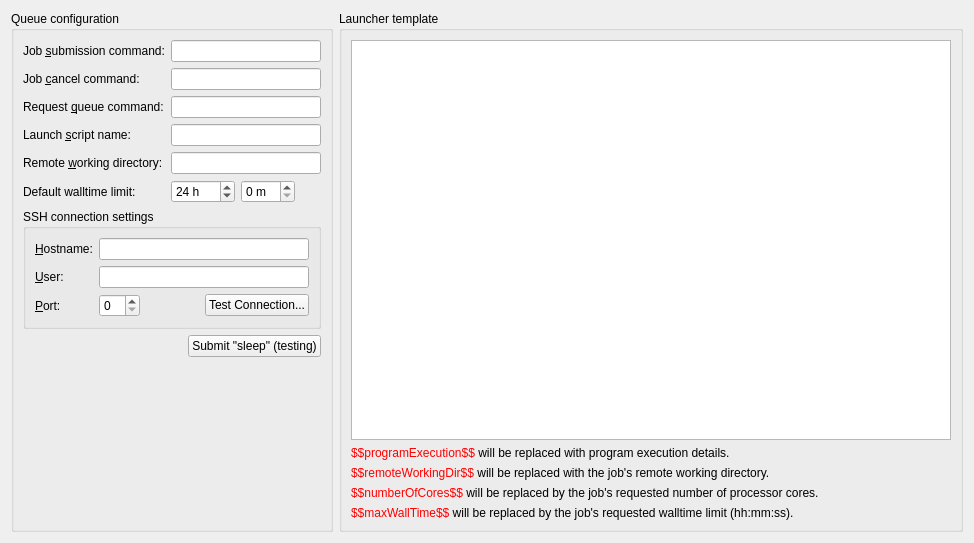
The window that molequeue/ui/remotequeuewidget.ui (OpenChemistry/molequeue) describes before a commit, drawn with Qt 5.
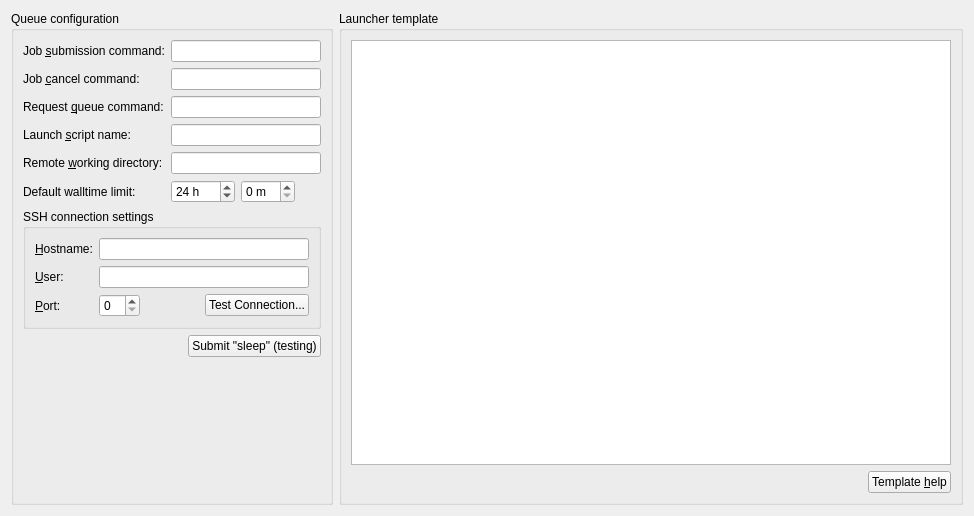
The same window after the commit.

```diff
--- a/molequeue/ui/remotequeuewidget.ui
+++ b/molequeue/ui/remotequeuewidget.ui
@@ -234,21 +234,27 @@
       <string>Launcher template</string>
      </property>
      <layout class="QGridLayout" name="gridLayout_3">
-      <item row="3" column="0" colspan="2">
-       <widget class="QLabel" name="label_11">
+      <item row="1" column="2">
+       <widget class="QPushButton" name="templateHelpButton">
         <property name="text">
-         <string>&lt;html&gt;&lt;head/&gt;&lt;body&gt;&lt;p&gt;&lt;span style=&quot; color:#ff0000;&quot;&gt;$$numberOfCores$$&lt;/span&gt;&lt;span style=&quot; color:#000000;&quot;&gt; will be replaced by the job's requested number of processor cores.&lt;/span&gt;&lt;/p&gt;&lt;/body&gt;&lt;/html&gt;</string>
+         <string>Template &amp;help</string>
         </property>
        </widget>
       </item>
-      <item row="1" column="0" colspan="2">
-       <widget class="QLabel" name="label_2">
-        <property name="text">
-         <string>&lt;html&gt;&lt;head/&gt;&lt;body&gt;&lt;p&gt;&lt;span style=&quot; color:#ff0000;&quot;&gt;$$programExecution$$&lt;/span&gt; will be replaced with program execution details.&lt;/p&gt;&lt;/body&gt;&lt;/html&gt;</string>
+      <item row="1" column="1">
+       <spacer name="horizontalSpacer_3">
+        <property name="orientation">
+         <enum>Qt::Horizontal</enum>
         </property>
-       </widget>
+        <property name="sizeHint" stdset="0">
+         <size>
+          <width>40</width>
+          <height>20</height>
+         </size>
+        </property>
+       </spacer>
       </item>
-      <item row="0" column="0" colspan="2">
+      <item row="0" column="0" colspan="3">
        <widget class="QPlainTextEdit" name="text_launchTemplate">
         <property name="minimumSize">
          <size>
@@ -258,20 +264,6 @@
         </property>
        </widget>
       </item>
-      <item row="2" column="0" colspan="2">
-       <widget class="QLabel" name="label">
-        <property name="text">
-         <string>&lt;html&gt;&lt;head/&gt;&lt;body&gt;&lt;p&gt;&lt;span style=&quot; color:#ff0000;&quot;&gt;$$remoteWorkingDir$$&lt;/span&gt; will be replaced with the job's remote working directory.&lt;/p&gt;&lt;/body&gt;&lt;/html&gt;</string>
-        </property>
-       </widget>
-      </item>
-      <item row="4" column="0" colspan="2">
-       <widget class="QLabel" name="label_12">
-        <property name="text">
-         <string>&lt;html&gt;&lt;head/&gt;&lt;body&gt;&lt;p&gt;&lt;span style=&quot; color:#ff0000;&quot;&gt;$$maxWallTime$$&lt;/span&gt;&lt;span style=&quot; color:#000000;&quot;&gt; will be replaced by the job's requested walltime limit (hh:mm:ss).&lt;/span&gt;&lt;/p&gt;&lt;/body&gt;&lt;/html&gt;</string>
-        </property>
-       </widget>
-      </item>
      </layout>
     </widget>
    </item>
```
